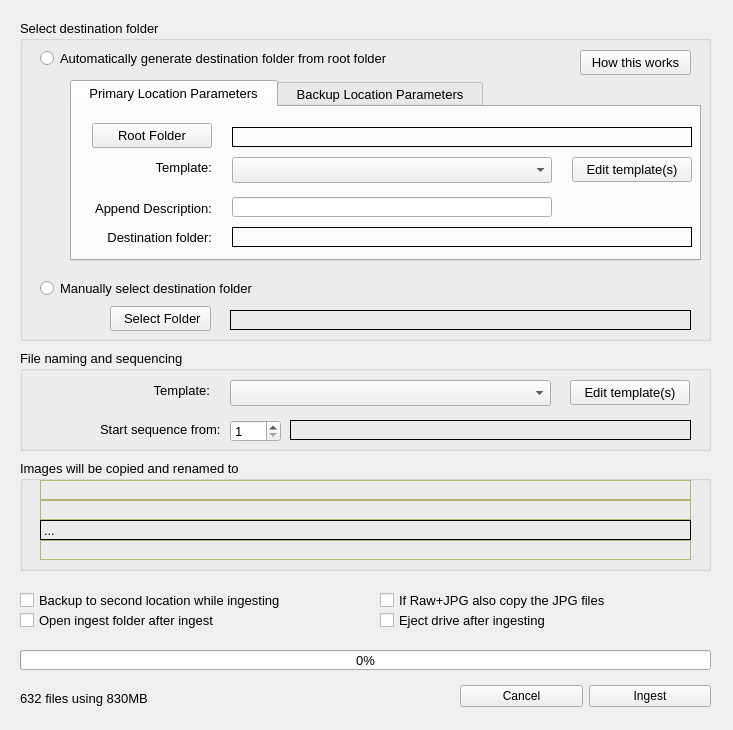
Old version of the form Dialogs/ingestdlg.ui in the repository towhee/Winnow64.
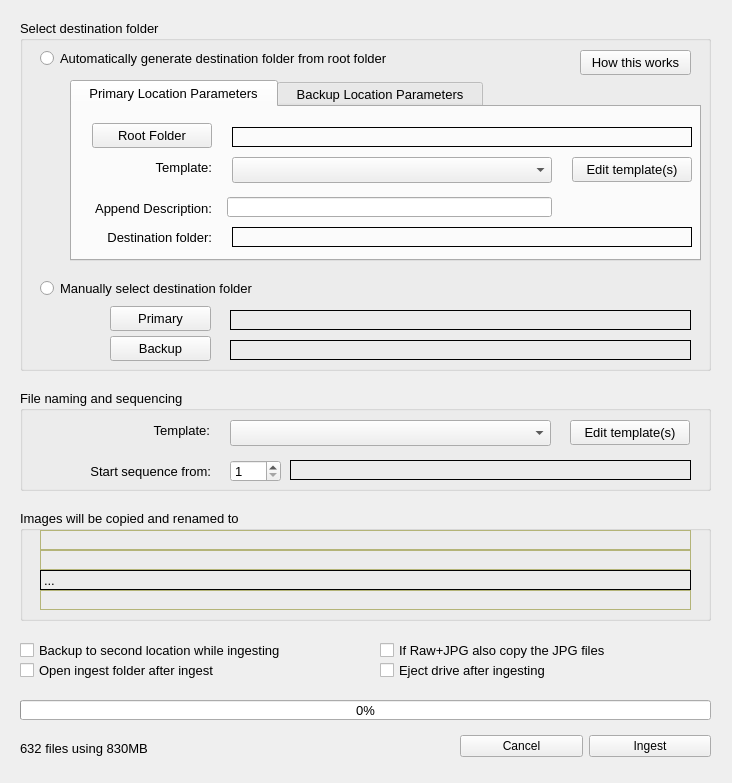
New version of the form. The open tabs and pages were chosen to show the change.

The edit to the form file:
```diff
--- a/Dialogs/ingestdlg.ui
+++ b/Dialogs/ingestdlg.ui
@@ -6,8 +6,8 @@
    <rect>
     <x>0</x>
     <y>0</y>
-    <width>733</width>
-    <height>730</height>
+    <width>732</width>
+    <height>783</height>
    </rect>
   </property>
   <property name="sizePolicy">
@@ -26,7 +26,7 @@
    <property name="geometry">
     <rect>
      <x>20</x>
-     <y>460</y>
+     <y>510</y>
      <width>691</width>
      <height>111</height>
     </rect>
@@ -576,7 +576,7 @@
    <property name="geometry">
     <rect>
      <x>20</x>
-     <y>650</y>
+     <y>700</y>
      <width>691</width>
      <height>20</height>
     </rect>
@@ -602,7 +602,7 @@
      <x>20</x>
      <y>20</y>
      <width>691</width>
-     <height>321</height>
+     <height>351</height>
     </rect>
    </property>
    <property name="font">
@@ -639,7 +639,7 @@
      <string/>
     </property>
     <property name="text">
-     <string> Select Folder</string>
+     <string>Primary</string>
     </property>
     <property name="autoDefault">
      <bool>false</bool>
@@ -866,9 +866,9 @@
      <widget class="QLineEdit" name="descriptionLineEdit">
       <property name="geometry">
        <rect>
-        <x>160</x>
+        <x>155</x>
         <y>90</y>
-        <width>320</width>
+        <width>325</width>
         <height>20</height>
        </rect>
       </property>
@@ -1214,12 +1214,74 @@
      <bool>false</bool>
     </property>
    </widget>
+   <widget class="QPushButton" name="selectFolderBtn_2">
+    <property name="enabled">
+     <bool>true</bool>
+    </property>
+    <property name="geometry">
+     <rect>
+      <x>90</x>
+      <y>316</y>
+      <width>101</width>
+      <height>25</height>
+     </rect>
+    </property>
+    <property name="font">
+     <font>
+      <pointsize>10</pointsize>
+      <weight>50</weight>
+      <bold>false</bold>
+     </font>
+    </property>
+    <property name="toolTip">
+     <string>Select and create the backup location for the files to be copied to</string>
+    </property>
+    <property name="text">
+     <string>Backup</string>
+    </property>
+    <property name="autoDefault">
+     <bool>false</bool>
+    </property>
+    <property name="default">
+     <bool>false</bool>
+    </property>
+    <property name="flat">
+     <bool>false</bool>
+    </property>
+   </widget>
+   <widget class="QLabel" name="manualFolderLabel_2">
+    <property name="geometry">
+     <rect>
+      <x>210</x>
+      <y>320</y>
+      <width>461</width>
+      <height>20</height>
+     </rect>
+    </property>
+    <property name="font">
+     <font>
+      <pointsize>10</pointsize>
+     </font>
+    </property>
+    <property name="toolTip">
+     <string/>
+    </property>
+    <property name="styleSheet">
+     <string notr="true"/>
+    </property>
+    <property name="frameShape">
+     <enum>QFrame::Box</enum>
+    </property>
+    <property name="text">
+     <string/>
+    </property>
+   </widget>
   </widget>
   <widget class="QGroupBox" name="groupBox_4">
    <property name="geometry">
     <rect>
      <x>20</x>
-     <y>350</y>
+     <y>390</y>
      <width>691</width>
      <height>101</height>
     </rect>
@@ -1260,10 +1322,10 @@
    <widget class="QLabel" name="startSeqLabel">
     <property name="geometry">
      <rect>
-      <x>80</x>
+      <x>20</x>
       <y>71</y>
-      <width>121</width>
-      <height>16</height>
+      <width>171</width>
+      <height>20</height>
      </rect>
     </property>
     <property name="font">
@@ -1277,6 +1339,9 @@
     <property name="text">
      <string>Start sequence from:</string>
     </property>
+    <property name="alignment">
+     <set>Qt::AlignRight|Qt::AlignTrailing|Qt::AlignVCenter</set>
+    </property>
    </widget>
    <widget class="QSpinBox" name="spinBoxStartNumber">
     <property name="geometry">
@@ -1376,7 +1441,7 @@
    <property name="geometry">
     <rect>
      <x>20</x>
-     <y>690</y>
+     <y>740</y>
      <width>241</width>
      <height>16</height>
     </rect>
@@ -1397,7 +1462,7 @@
    <property name="geometry">
     <rect>
      <x>460</x>
-     <y>680</y>
+     <y>730</y>
      <width>251</width>
      <height>32</height>
     </rect>
@@ -1450,7 +1515,7 @@
    <property name="geometry">
     <rect>
      <x>380</x>
-     <y>590</y>
+     <y>640</y>
      <width>330</width>
      <height>20</height>
     </rect>
@@ -1468,7 +1533,7 @@
    <property name="geometry">
     <rect>
      <x>380</x>
-     <y>610</y>
+     <y>660</y>
      <width>330</width>
      <height>20</height>
     </rect>
@@ -1486,7 +1551,7 @@
    <property name="geometry">
     <rect>
      <x>20</x>
-     <y>610</y>
+     <y>660</y>
      <width>330</width>
      <height>20</height>
     </rect>
@@ -1504,7 +1569,7 @@
    <property name="geometry">
     <rect>
      <x>20</x>
-     <y>590</y>
+     <y>640</y>
      <width>311</width>
      <height>20</height>
     </rect>
```
Left out of the diff: 8 changed lines with no effect on the pictures.
